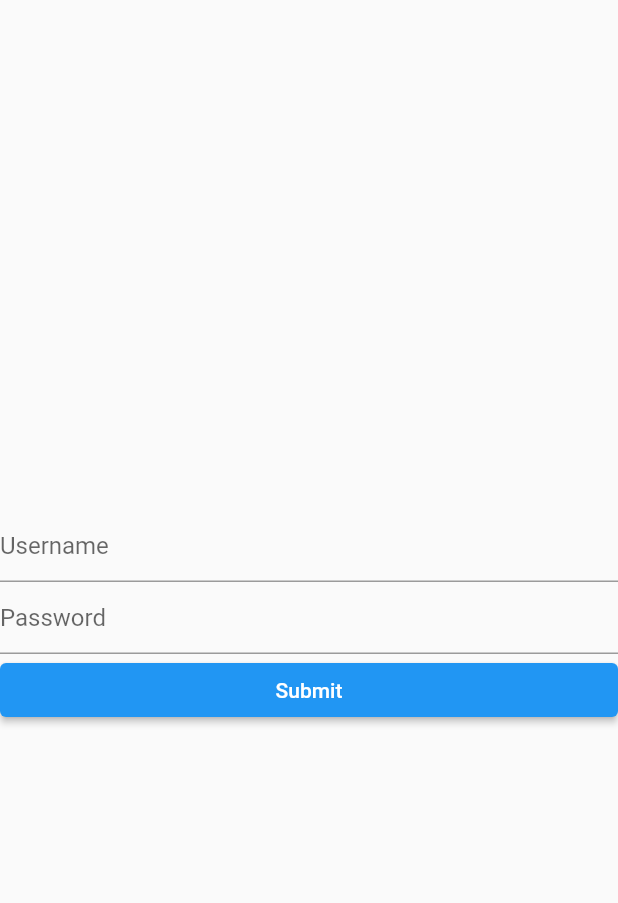
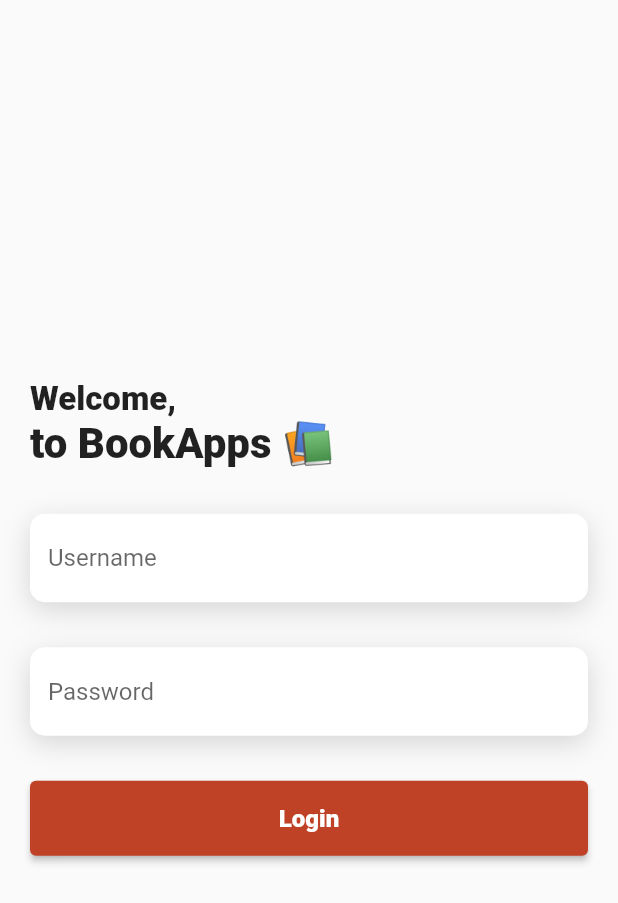
Before and after one commit to MissterMan/bookstore-app, a Flutter app: the LoginPage screen opened directly, on a phone screen of 412 x 824 dp. Shown: the top 903 px of the screen. Run offline on Flutter 3.47's test engine with Material 2 defaults, Android fonts, the phone set to English and light mode, and no system bars; our stand-ins replace firebase_core, shared_preferences; accounts and stored records are empty; network calls fail; Roboto replaces fonts that are missing (Satoshi).

```diff
--- a/lib/loginpage.dart
+++ b/lib/loginpage.dart
@@ -4,6 +4,8 @@ import 'package:flutter/material.dart';
 import "package:shared_preferences/shared_preferences.dart";
 
 class LoginPage extends StatefulWidget {
+  const LoginPage({Key? key}) : super(key: key);
+
   @override
   State<LoginPage> createState() => _LoginPageState();
 }
@@ -11,70 +13,115 @@ class LoginPage extends StatefulWidget {
 class _LoginPageState extends State<LoginPage> {
   TextEditingController _username = TextEditingController();
   TextEditingController _password = TextEditingController();
-  String _nama = "";
-  bool _isLogin = false;
-
-  loginFunc() async {
-    if (usersCheck()) {
-      storeToLocal(_username.text, _password.text, _isLogin);
-      Navigator.of(context).pushReplacement(
-        MaterialPageRoute(builder: (context) {
-          return HomePage(
-            nama: _nama,
-          );
-        }),
-      );
-    } else {
-      print("Gagal Login");
-    }
-  }
-
-  storeToLocal(String user, String pass, bool status) async {
-    final storeLocal = await SharedPreferences.getInstance();
-    await storeLocal.setString("username", user);
-    await storeLocal.setString("password", pass);
-    await storeLocal.setBool("isLogin", true);
-    await storeLocal.setString("nama", _nama);
-  }
-
-  bool usersCheck() {
-    for (Map<String, dynamic> item in DummyData.data) {
-      if (item["username"] == _username.text.toString() &&
-          item['password'] == _password.text.toString()) {
-        _isLogin = true;
-        _nama = item['nama'];
-        return true;
-      }
-    }
-    return false;
-  }
 
   @override
   Widget build(BuildContext context) {
     return Scaffold(
-      body: Column(
+      body: Padding(
+        padding: const EdgeInsets.symmetric(horizontal: 20),
+        child: Column(
           mainAxisAlignment: MainAxisAlignment.center,
           crossAxisAlignment: CrossAxisAlignment.stretch,
           children: [
-          TextField(
+            Text(
+              "Welcome,",
+              style: TextStyle(
+                fontSize: 22,
+                fontWeight: FontWeight.w900,
+              ),
+            ),
+            Text(
+              "to BookApps 📚",
+              style: TextStyle(
+                fontSize: 28,
+                fontWeight: FontWeight.w900,
+              ),
+            ),
+            SizedBox(
+              height: 30,
+            ),
+            Container(
+              decoration: BoxDecoration(
+                borderRadius: BorderRadius.circular(10),
+                color: Colors.white,
+                boxShadow: [
+                  BoxShadow(
+                    color: Colors.black45.withOpacity(0.15),
+                    blurRadius: 15.0,
+                    spreadRadius: 0,
+                    offset: Offset(0, 5),
+                  )
+                ],
+              ),
+              child: TextField(
                 controller: _username,
                 decoration: InputDecoration(
+                  enabledBorder: OutlineInputBorder(
+                    borderSide: BorderSide(color: Colors.transparent),
+                    borderRadius: BorderRadius.circular(15.0),
+                  ),
+                  focusedBorder: OutlineInputBorder(
+                    borderSide: BorderSide(color: Colors.transparent),
+                    borderRadius: BorderRadius.circular(15.0),
+                  ),
                   hintText: "Username",
                 ),
               ),
-          TextField(
+            ),
+            SizedBox(
+              height: 30,
+            ),
+            Container(
+              decoration: BoxDecoration(
+                borderRadius: BorderRadius.circular(10),
+                color: Colors.white,
+                boxShadow: [
+                  BoxShadow(
+                    color: Colors.black45.withOpacity(0.15),
+                    blurRadius: 15.0,
+                    spreadRadius: 0,
+                    offset: Offset(0, 5),
+                  )
+                ],
+              ),
+              child: TextField(
                 controller: _password,
                 decoration: InputDecoration(
+                  enabledBorder: OutlineInputBorder(
+                    borderSide: BorderSide(color: Colors.transparent),
+                    borderRadius: BorderRadius.circular(15.0),
+                  ),
+                  focusedBorder: OutlineInputBorder(
+                    borderSide: BorderSide(color: Colors.transparent),
+                    borderRadius: BorderRadius.circular(15.0),
+                  ),
                   hintText: "Password",
                 ),
               ),
-          ElevatedButton(
+            ),
+            SizedBox(
+              height: 30,
+            ),
+            SizedBox(
+              height: 50,
+              child: ElevatedButton(
+                style: ButtonStyle(
+                    backgroundColor:
+                        MaterialStateProperty.all<Color>(Color(0xFFBF4126))),
                 onPressed: () {
-              loginFunc();
+                  // loginFunc();
                 },
-            child: Text('Submit'),
+                child: Text(
+                  'Login',
+                  style: TextStyle(
+                    fontWeight: FontWeight.w900,
+                    fontSize: 16,
+                  ),
+                ),
+              ),
             )
           ],
+        ),
       ),
     );
   }
```
Also changed, not shown: lib/bookscreen.dart (+57 -35 lines), lib/homepage.dart (+9 -8 lines), lib/main.dart (+18 -11 lines), pubspec.yaml (+18 -14 lines), lib/auth.dart (added), lib/firebase_options.dart (added), lib/newbooks.dart (deleted), package-lock.json (added), pubspec.lock, 4 other files. Lines whose indentation alone changed are shown as unchanged.
